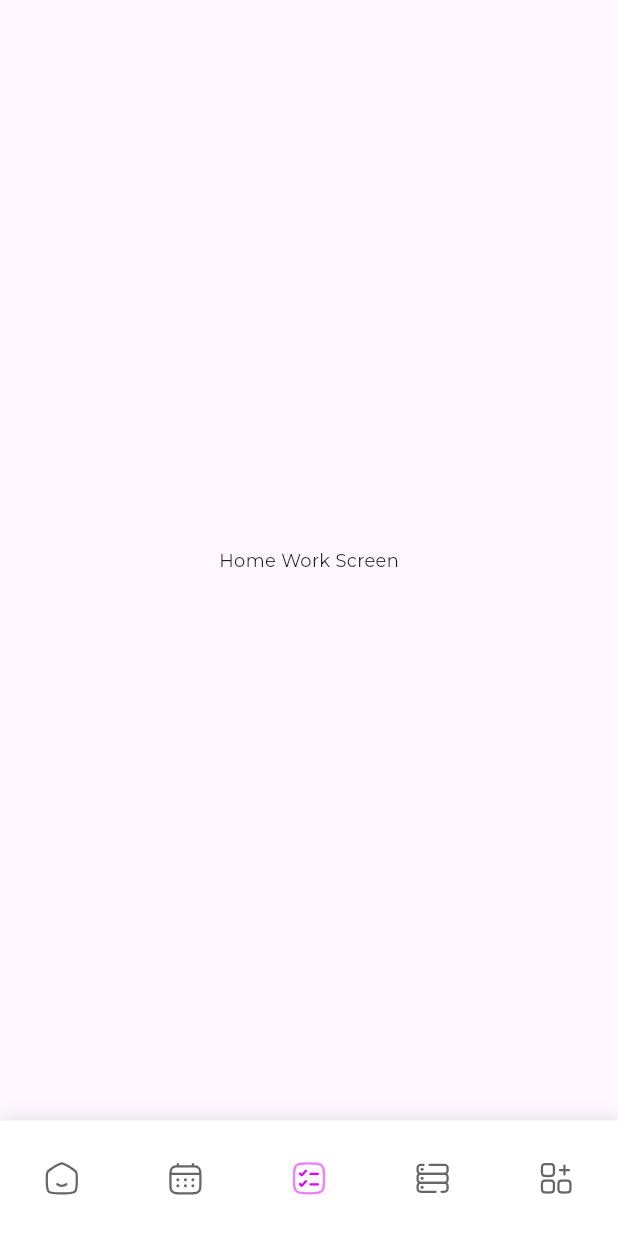
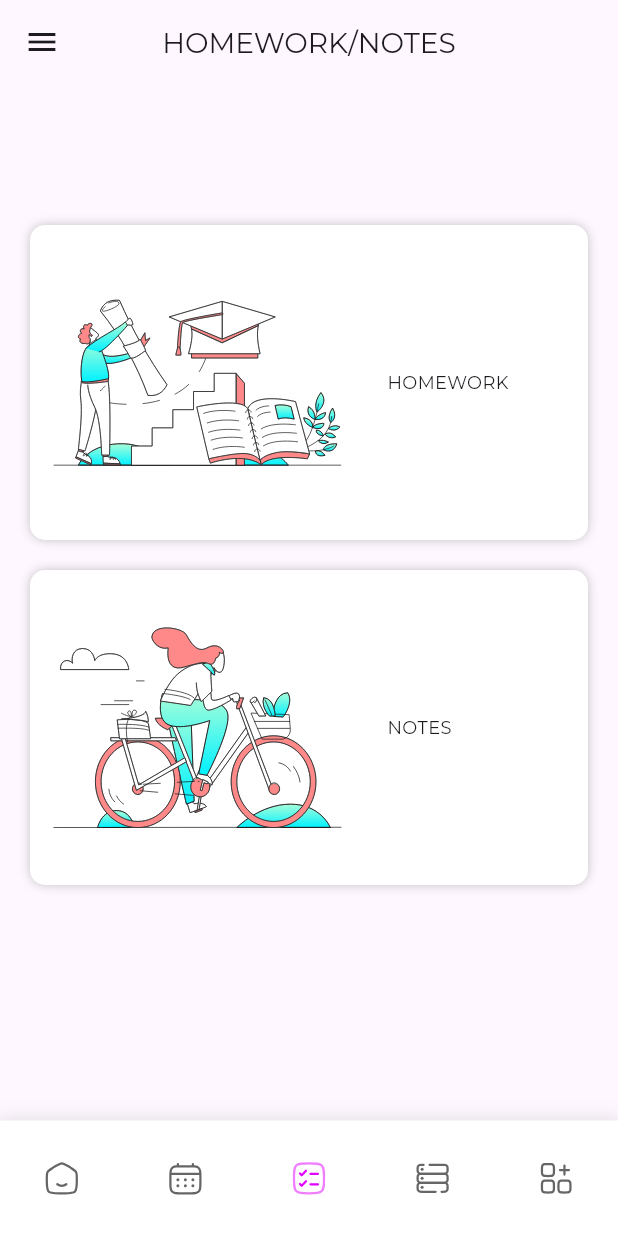
Before and after one commit to akshaykc222/mash_test, a Flutter app: the screen it shows after launch, item 3 of the bottom bar chosen, on a phone screen of 412 x 824 dp. Run offline on Flutter 3.47's test engine with Material 3 defaults, Android fonts, the phone set to English and light mode, and no system bars; our stand-ins replace bloc, cached_network_image, dio, firebase_messaging, fl_chart, flutter_bloc and 9 more; accounts and stored records are empty.

Commit message:
library and homework commit

```diff
--- a/lib/mash/presentation/pages/home/homeWork/home_work_screen.dart
+++ b/lib/mash/presentation/pages/home/homeWork/home_work_screen.dart
@@ -1,4 +1,8 @@
 import 'package:flutter/material.dart';
+import 'package:flutter_svg/flutter_svg.dart';
+import 'package:mash/mash/presentation/utils/app_assets.dart';
+import 'package:mash/mash/presentation/widgets/common_appbar.dart';
+import 'package:mash/mash/presentation/widgets/side_drawer.dart';
 
 class HomeWork extends StatelessWidget {
   const HomeWork({super.key});
@@ -6,9 +10,60 @@ class HomeWork extends StatelessWidget {
   @override
   Widget build(BuildContext context) {
     return Scaffold(
-      body: Center(
-        child: Text('Home Work Screen'),
-      ),
+      drawer: DrawerWidget(),
+      appBar: commonAppbar(title: 'HOMEWORK/NOTES'),
+      body: homeWorkBody(),
+    );
+  }
+
+  homeWorkBody() {
+    List titleList = ['HOMEWORK', 'NOTES'];
+    List assetList = [AppAssets.libImageAcademic,AppAssets.libImageNonAcademic];
+    return Padding(
+      padding: const EdgeInsets.only(top: 80,right: 10,left: 10),
+      child: Center(
+        child: ListView.builder(
+            itemCount: 2,
+            itemBuilder: (context,index){
+              return homeWorkCard((){},assetList[index],titleList[index]);
+            }),
+      ) ,
+    );
+  }
+
+  homeWorkCard(onPress,assetName,title) {
+    return Padding(
+      padding: const EdgeInsets.all(10),
+      child: InkWell(
+          onTap: onPress,
+          child: Container(
+            height: 210,
+            decoration: BoxDecoration(
+              color: Colors.white,
+              borderRadius: BorderRadius.circular(10),
+              boxShadow:  [BoxShadow(
+                color: Colors.grey.withOpacity(0.6),
+                blurRadius: 5.0,
+              ),],
+            ),
+            child:  Row(
+              children: [
+                Expanded(
+                  flex: 3,
+                  child: Padding(
+                    padding: const EdgeInsets.all(15.0),
+                    child: SvgPicture.asset(assetName),
+                  ),
+                ),
+                Expanded(
+                  flex: 2,
+                  child: Padding(
+                      padding: const EdgeInsets.all(15.0),
+                      child: Text(title)),
+                )
+              ],
+            ),
+          )),
     );
   }
 }
--- a/lib/mash/presentation/pages/home/timeTable/time_table.screen.dart
+++ b/lib/mash/presentation/pages/home/timeTable/time_table.screen.dart
@@ -35,11 +35,12 @@ class TimeTable extends StatelessWidget {
       child: InkWell(
           onTap: onPress,
           child: Container(
+            height: 210,
             decoration: BoxDecoration(
               color: Colors.white,
               borderRadius: BorderRadius.circular(10),
-              boxShadow: const [BoxShadow(
-                color: Colors.grey,
+              boxShadow:  [BoxShadow(
+                color: Colors.grey.withOpacity(0.6),
                 blurRadius: 5.0,
               ),],
             ),
--- a/lib/mash/presentation/utils/app_assets.dart
+++ b/lib/mash/presentation/utils/app_assets.dart
@@ -7,9 +7,9 @@ class AppAssets {
   static const libImageNonAcademic = 'assets/images/app_image_non_academic.svg';
   static const libImageResearch = 'assets/images/app_image_research.svg';
   static const libImageUserActivity = 'assets/images/app_image_user_activity.svg';
-  static const dailyTimeTable = 'assets/images/app_image_daily_timetable.SVG';
-  static const weekyTimeTable = 'assets/images/app_image_weekly_timetable.SVG';
-  static const examTimeTable = 'assets/images/app_image_exam_timetable.SVG';
+  static const dailyTimeTable = 'assets/images/ai_daily.svg';
+  static const weekyTimeTable = 'assets/images/ai_weekly.svg';
+  static const examTimeTable = 'assets/images/ai_exam.svg';
 
 
   // Icons
```
Also changed, not shown: assets/images/ai_daily.svg (added), assets/images/ai_exam.svg (added), assets/images/ai_weekly.svg (added).
